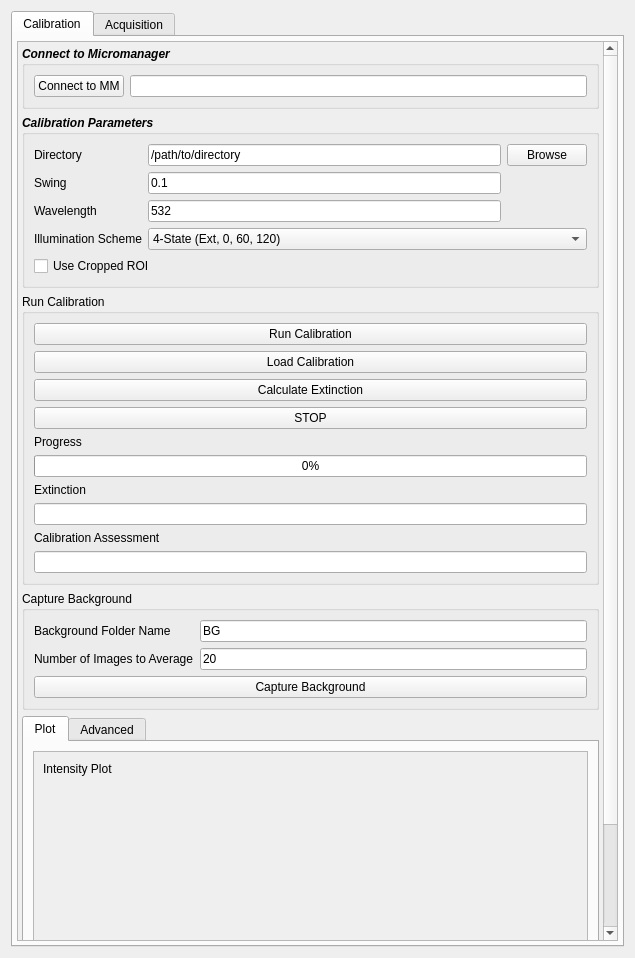
Above: recOrder/plugin/qtdesigner/recOrder_calibration_v5.ui from mehta-lab/waveorder before the change. Below: the same form after it.
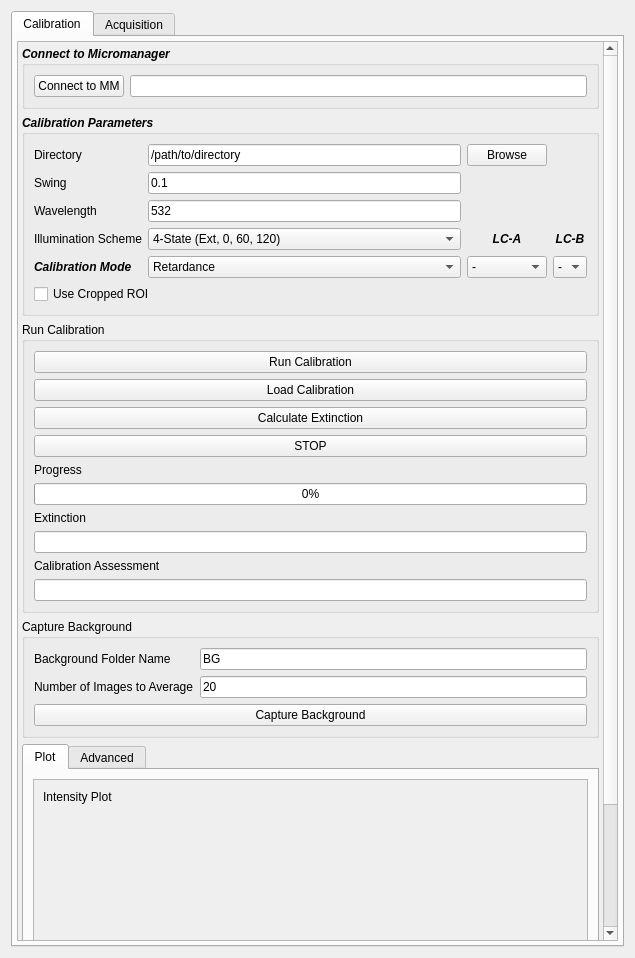
That is the form after the change. Custom widgets are drawn as their Qt base class.

Patch:
```diff
--- a/recOrder/plugin/qtdesigner/recOrder_calibration_v5.ui
+++ b/recOrder/plugin/qtdesigner/recOrder_calibration_v5.ui
@@ -119,8 +119,8 @@
            <rect>
             <x>0</x>
             <y>0</y>
-            <width>595</width>
-            <height>1109</height>
+            <width>608</width>
+            <height>1139</height>
            </rect>
           </property>
           <layout class="QGridLayout" name="gridLayout">
@@ -169,7 +169,7 @@
                    <rect>
                     <x>0</x>
                     <y>0</y>
-                    <width>555</width>
+                    <width>568</width>
                     <height>300</height>
                    </rect>
                   </property>
@@ -341,6 +341,55 @@
               <string>Calibration Parameters</string>
              </property>
              <layout class="QGridLayout" name="gridLayout_2">
+              <item row="5" column="1">
+               <widget class="QComboBox" name="cb_calib_mode">
+                <property name="font">
+                 <font>
+                  <weight>50</weight>
+                  <italic>false</italic>
+                  <bold>false</bold>
+                 </font>
+                </property>
+                <item>
+                 <property name="text">
+                  <string>Retardance</string>
+                 </property>
+                </item>
+                <item>
+                 <property name="text">
+                  <string>Voltage</string>
+                 </property>
+                </item>
+               </widget>
+              </item>
+              <item row="5" column="0">
+               <widget class="QLabel" name="label_calib_mode">
+                <property name="text">
+                 <string>Calibration Mode</string>
+                </property>
+               </widget>
+              </item>
+              <item row="4" column="1">
+               <widget class="QComboBox" name="cb_calib_scheme">
+                <property name="font">
+                 <font>
+                  <weight>50</weight>
+                  <italic>false</italic>
+                  <bold>false</bold>
+                 </font>
+                </property>
+                <item>
+                 <property name="text">
+                  <string>4-State (Ext, 0, 60, 120)</string>
+                 </property>
+                </item>
+                <item>
+                 <property name="text">
+                  <string>5-State (Ext, 0, 45, 90, 135)</string>
+                 </property>
+                </item>
+               </widget>
+              </item>
               <item row="0" column="0">
                <widget class="QLabel" name="label_dir">
                 <property name="font">
@@ -397,7 +446,7 @@
                 </property>
                </widget>
               </item>
-              <item row="5" column="0" colspan="2">
+              <item row="6" column="0" colspan="2">
                <widget class="QCheckBox" name="chb_use_roi">
                 <property name="font">
                  <font>
@@ -476,8 +525,8 @@
                 </property>
                </widget>
               </item>
-              <item row="4" column="1" colspan="2">
-               <widget class="QComboBox" name="cb_calib_scheme">
+              <item row="5" column="2">
+               <widget class="QComboBox" name="cb_lca">
                 <property name="font">
                  <font>
                   <weight>50</weight>
@@ -487,16 +536,47 @@
                 </property>
                 <item>
                  <property name="text">
-                  <string>4-State (Ext, 0, 60, 120)</string>
+                  <string>-</string>
                  </property>
                 </item>
+               </widget>
+              </item>
+              <item row="5" column="3">
+               <widget class="QComboBox" name="cb_lcb">
+                <property name="font">
+                 <font>
+                  <weight>50</weight>
+                  <italic>false</italic>
+                  <bold>false</bold>
+                 </font>
+                </property>
                 <item>
                  <property name="text">
-                  <string>5-State (Ext, 0, 45, 90, 135)</string>
+                  <string>-</string>
                  </property>
                 </item>
                </widget>
               </item>
+              <item row="4" column="2">
+               <widget class="QLabel" name="label_lca">
+                <property name="text">
+                 <string>LC-A</string>
+                </property>
+                <property name="alignment">
+                 <set>Qt::AlignCenter</set>
+                </property>
+               </widget>
+              </item>
+              <item row="4" column="3">
+               <widget class="QLabel" name="lcabel_lcb">
+                <property name="text">
+                 <string>LC-B</string>
+                </property>
+                <property name="alignment">
+                 <set>Qt::AlignCenter</set>
+                </property>
+               </widget>
+              </item>
              </layout>
             </widget>
            </item>
```
Left out of the diff: 30 changed lines with no effect on the pictures.
